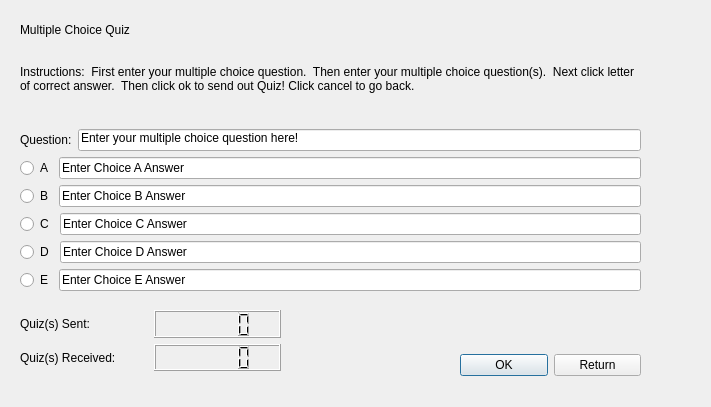
ccox04/CS3714_Spring17, file serverPresent/multiplechoicequiz.ui: the form before one commit.
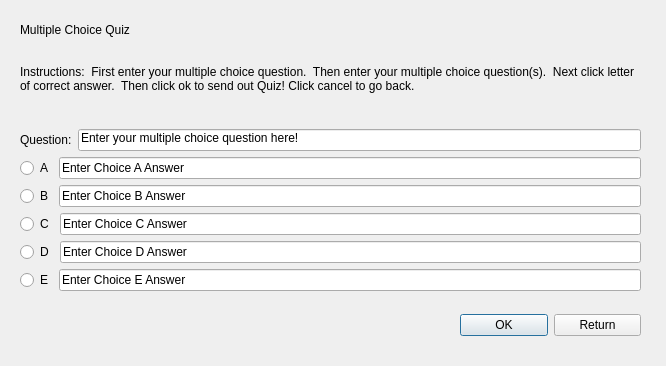
The form after the commit.

```diff
--- a/serverPresent/multiplechoicequiz.ui
+++ b/serverPresent/multiplechoicequiz.ui
@@ -6,8 +6,8 @@
    <rect>
     <x>0</x>
     <y>0</y>
-    <width>711</width>
-    <height>407</height>
+    <width>666</width>
+    <height>366</height>
    </rect>
   </property>
   <property name="windowTitle">
@@ -175,7 +175,7 @@
    <property name="geometry">
     <rect>
      <x>460</x>
-     <y>350</y>
+     <y>310</y>
      <width>181</width>
      <height>31</height>
     </rect>
@@ -197,46 +197,6 @@
     </item>
    </layout>
   </widget>
-  <widget class="QWidget" name="">
-   <property name="geometry">
-    <rect>
-     <x>20</x>
-     <y>310</y>
-     <width>261</width>
-     <height>61</height>
-    </rect>
-   </property>
-   <layout class="QVBoxLayout" name="verticalLayout_5">
-    <item>
-     <layout class="QHBoxLayout" name="horizontalLayout_9">
-      <item>
-       <widget class="QLabel" name="quizSentLabel">
-        <property name="text">
-         <string>Quiz(s) Sent:</string>
-        </property>
-       </widget>
-      </item>
-      <item>
-       <widget class="QLCDNumber" name="quizSentLcdNumber"/>
-      </item>
-     </layout>
-    </item>
-    <item>
-     <layout class="QHBoxLayout" name="horizontalLayout_8">
-      <item>
-       <widget class="QLabel" name="quizReceivedLabel">
-        <property name="text">
-         <string>Quiz(s) Received:</string>
-        </property>
-       </widget>
-      </item>
-      <item>
-       <widget class="QLCDNumber" name="quizReceivedLcdNumber"/>
-      </item>
-     </layout>
-    </item>
-   </layout>
-  </widget>
  </widget>
  <resources/>
  <connections>
```
